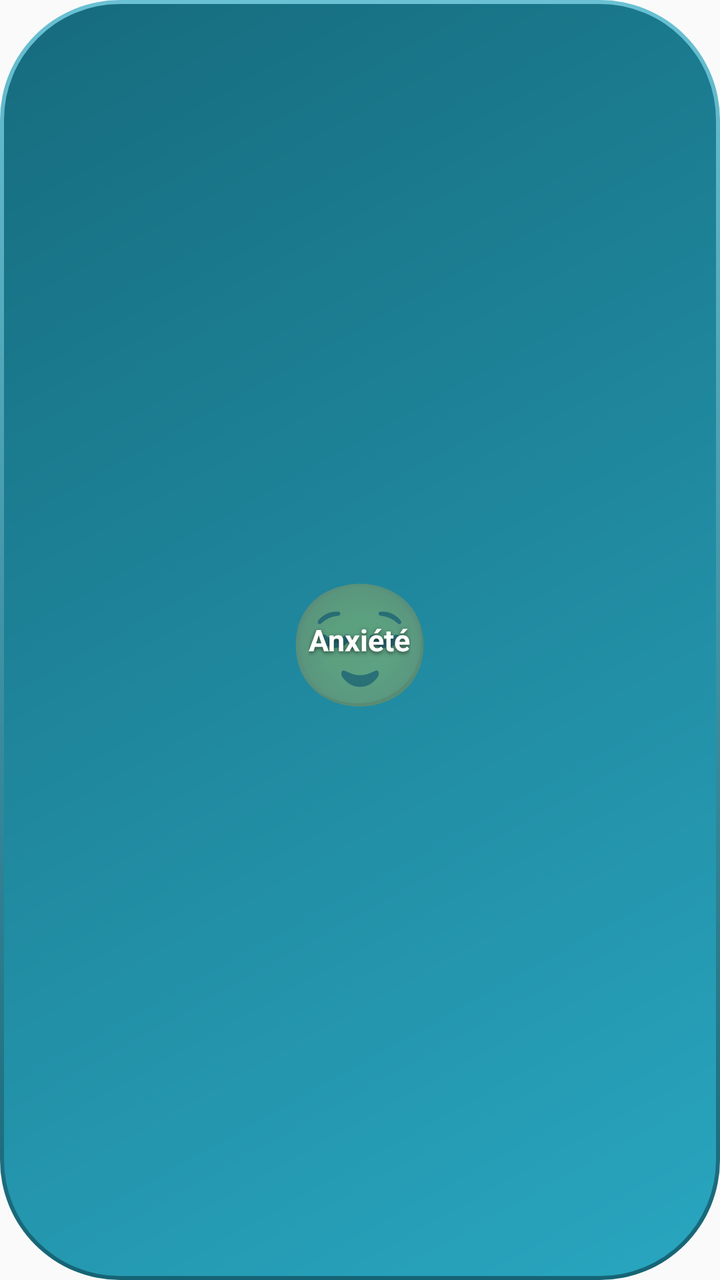
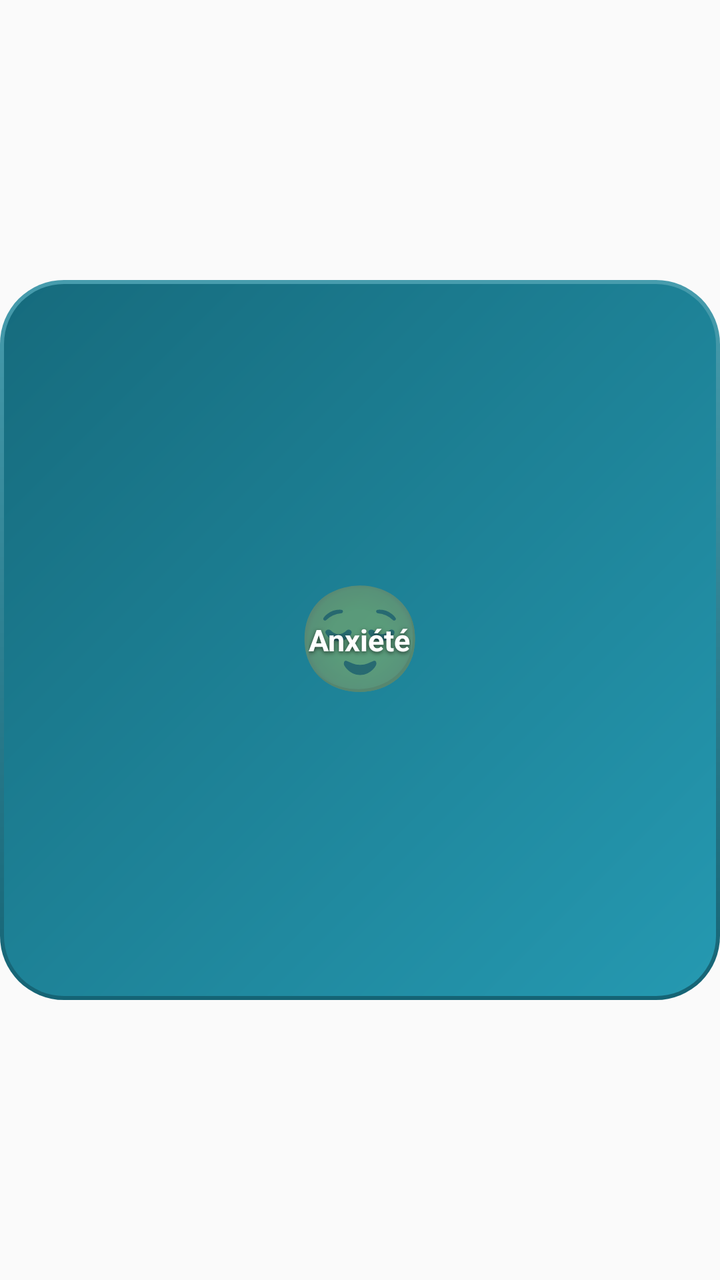

Compare the two renders of this Android layout. The source of the first and the diff that turns it into the second are given below.
<!-- AndroidManifest.xml: application theme AppTheme -->
<!-- res/layout/widget_anxiete.xml -->
<?xml version="1.0" encoding="utf-8"?>
<FrameLayout xmlns:android="http://schemas.android.com/apk/res/android"
    android:id="@+id/widget_root"
    android:layout_width="match_parent"
    android:layout_height="match_parent"
    android:background="@drawable/widget_bg_anxiete"
    android:padding="10dp">

    <TextView
        android:layout_width="wrap_content"
        android:layout_height="wrap_content"
        android:layout_gravity="center"
        android:alpha="0.5"
        android:text="😌"
        android:textSize="60sp" />

    <TextView
        android:layout_width="wrap_content"
        android:layout_height="wrap_content"
        android:layout_gravity="center"
        android:gravity="center"
        android:maxLines="2"
        android:shadowColor="#99000000"
        android:shadowDx="0"
        android:shadowDy="2"
        android:shadowRadius="5"
        android:text="@string/widget_anxiete"
        android:textColor="@color/widget_text"
        android:textSize="15sp"
        android:textStyle="bold" />
</FrameLayout>
<!-- resources referenced by this layout -->
<resources>
  <color name="widget_text">#FFFFFF</color>
  <!-- drawable widget_bg_anxiete (drawable) -->
  <?xml version="1.0" encoding="utf-8"?>
  <layer-list xmlns:android="http://schemas.android.com/apk/res/android">
      
      <item>
          <shape android:shape="rectangle">
              <gradient
                  android:angle="270"
                  android:startColor="#69C1D3"
                  android:endColor="#156475" />
              <corners android:radius="60dp" />
          </shape>
      </item>
      
      <item android:left="2dp" android:top="2dp" android:right="2dp" android:bottom="2dp">
          <shape android:shape="rectangle">
              <gradient
                  android:angle="135"
                  android:startColor="#29A6C0"
                  android:endColor="#166B7D" />
              <corners android:radius="58dp" />
          </shape>
      </item>
  </layer-list>
  <string name="widget_anxiete">Anxiété</string>
  <style name="AppTheme" parent="Theme.AppCompat.Light.DarkActionBar">
          
          <item name="colorPrimary">@color/colorPrimary</item>
          <item name="colorPrimaryDark">@color/colorPrimaryDark</item>
          <item name="colorAccent">@color/colorAccent</item>
      </style>
</resources>

<!-- the commit's change to res/layout/widget_anxiete.xml (unified diff, before → after) -->
@@ -2,17 +2,26 @@
 <FrameLayout xmlns:android="http://schemas.android.com/apk/res/android"
     android:id="@+id/widget_root"
     android:layout_width="match_parent"
-    android:layout_height="match_parent"
-    android:background="@drawable/widget_bg_anxiete"
-    android:padding="10dp">
+    android:layout_height="match_parent">
+
+    <ImageView
+        android:layout_width="match_parent"
+        android:layout_height="wrap_content"
+        android:layout_gravity="center"
+        android:adjustViewBounds="true"
+        android:scaleType="fitXY"
+        android:src="@drawable/widget_bg_anxiete"
+        android:contentDescription="@string/widget_anxiete" />
 
     <TextView
-        android:layout_width="wrap_content"
+        android:layout_width="match_parent"
         android:layout_height="wrap_content"
         android:layout_gravity="center"
+        android:gravity="center"
         android:alpha="0.5"
+        android:includeFontPadding="false"
         android:text="😌"
-        android:textSize="60sp" />
+        android:textSize="52sp" />
 
     <TextView
         android:layout_width="wrap_content"
<!-- resource entries referenced after the edit -->
@@ -7,21 +7,23 @@
       
       <item>
           <shape android:shape="rectangle">
+              <size android:width="120dp" android:height="120dp" />
               <gradient
                   android:angle="270"
-                  android:startColor="#69C1D3"
+                  android:startColor="#479CAD"
                   android:endColor="#156475" />
-              <corners android:radius="60dp" />
+              <corners android:radius="32dp" />
           </shape>
       </item>
       
       <item android:left="2dp" android:top="2dp" android:right="2dp" android:bottom="2dp">
           <shape android:shape="rectangle">
+              <size android:width="120dp" android:height="120dp" />
               <gradient
                   android:angle="135"
-                  android:startColor="#29A6C0"
+                  android:startColor="#2599B1"
                   android:endColor="#166B7D" />
-              <corners android:radius="58dp" />
+              <corners android:radius="30dp" />
           </shape>
       </item>
   </layer-list>
